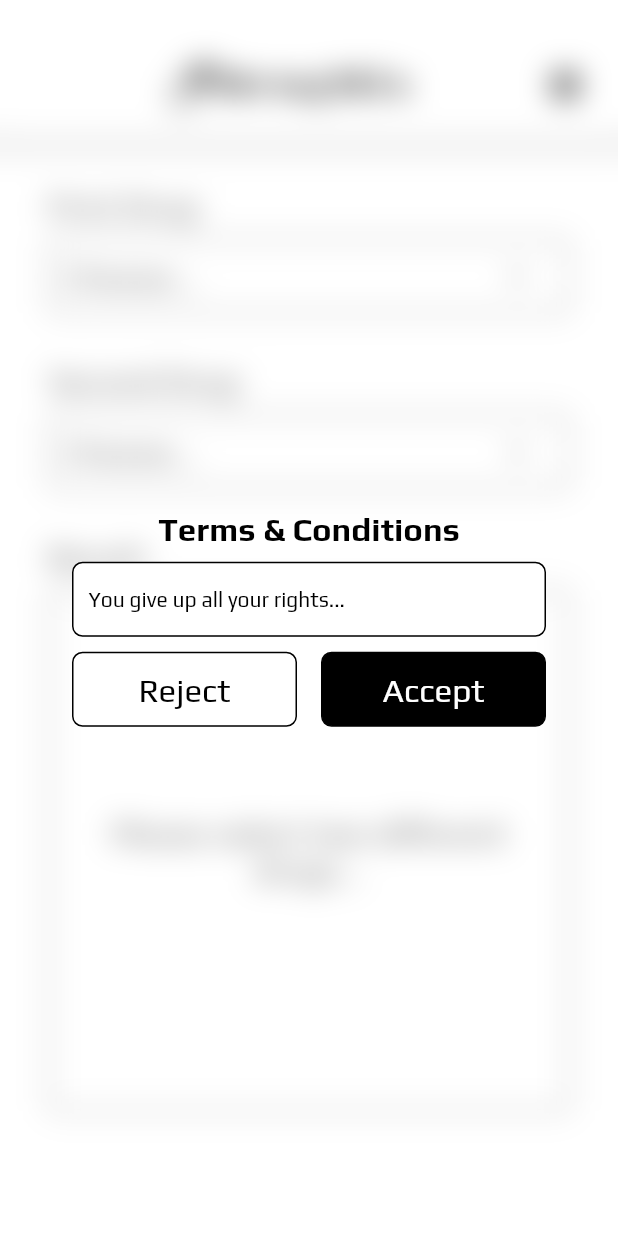
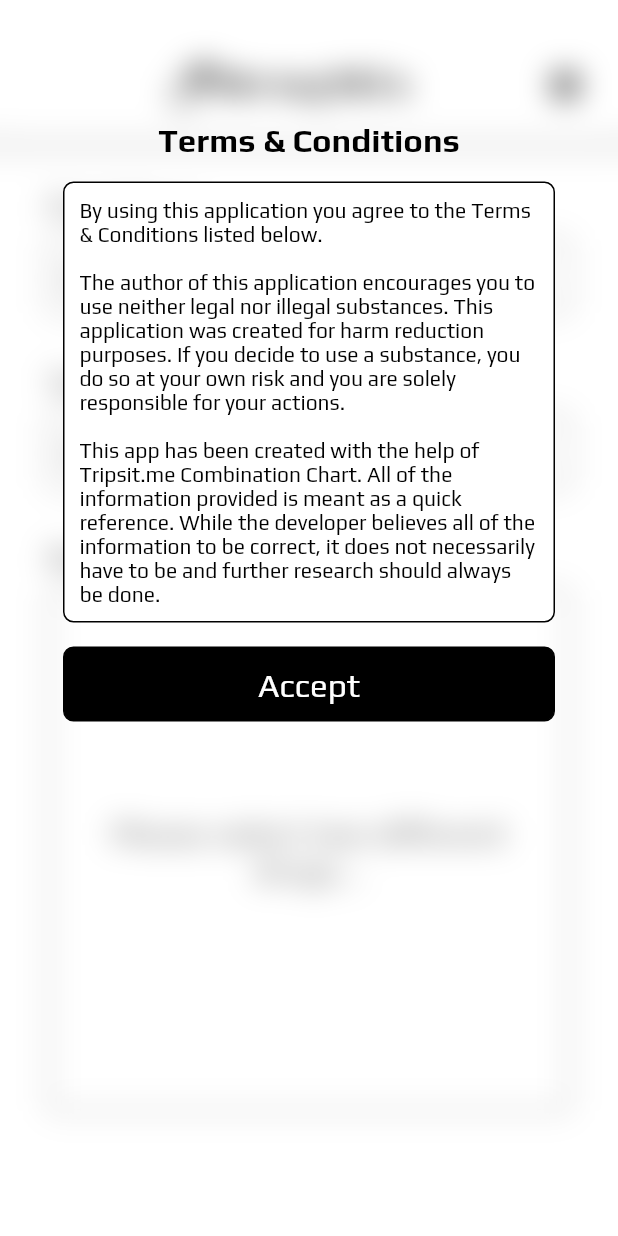
Before and after one commit to MikiVanousek/substance-mix, a Flutter app: the screen it shows after launch, on a phone screen of 412 x 824 dp. Run offline on Flutter 3.47's test engine with Material 2 defaults, Android fonts, the phone set to English and light mode, and no system bars; our stand-ins replace flutter_bloc, flutter_svg, shared_preferences.

Commit message:
Legal popup all up and running

```diff
--- a/lib/screens/dc_legal_popup.dart
+++ b/lib/screens/dc_legal_popup.dart
@@ -9,52 +9,72 @@ import 'package:flutter_bloc/flutter_bloc.dart';
 
 class DCLegalPopup extends StatelessWidget {
   @override
-  Widget build(BuildContext context) => GestureDetector(
-        onTap: () => BlocProvider.of<DCLegalBloc>(context).setAccepted(),
-        child: Padding(
-          padding: EdgeInsets.all(DCDimens.paddingSmall),
+  Widget build(BuildContext context) => Padding(
+        padding: EdgeInsets.only(left: DCDimens.paddingHorizontalSmall, right: DCDimens.paddingHorizontalSmall, top: 80),
+        child: SingleChildScrollView(
+          child: IntrinsicHeight(
             child: Column(
               crossAxisAlignment: CrossAxisAlignment.center,
               mainAxisSize: MainAxisSize.max,
+              mainAxisAlignment: MainAxisAlignment.start,
+              children: [
+                Text(
+                  'Terms & Conditions',
+                  style: DCTextStyles.display.copyWith(fontWeight: FontWeight.bold),
+                ),
+                SizedBox(
+                  height: DCDimens.paddingSmall,
+                ),
+                IntrinsicHeight(
+                  child: DCCard(
+                    height: double.infinity,
+                    child: Column(
+                      mainAxisSize: MainAxisSize.min,
                       mainAxisAlignment: MainAxisAlignment.center,
                       children: [
                         Text(
-                'Terms & Conditions',
-                style: DCTextStyles.display
-                    .copyWith(fontWeight: FontWeight.bold),
+                          'By using this application you agree to the Terms & Conditions listed below.',
+                          style: DCTextStyles.termsAndConditions,
+                        ),
+                        SizedBox(height: DCDimens.paddingSmall,),
+                        Text(
+                            'The author of this application encourages you to use neither legal nor illegal substances. This application was created for harm reduction purposes. If you decide to use a substance, you do so at your own risk and you are solely responsible for your actions.',
+                            style: DCTextStyles.termsAndConditions,
+                        ),
+                        SizedBox(height: DCDimens.paddingSmall,),
+                        Text(
+                            'This app has been created with the help of Tripsit.me Combination Chart. All of the information provided is meant as a quick reference. While the developer believes all of the information to be correct, it does not necessarily have to be and further research should always be done.',
+                          style: DCTextStyles.termsAndConditions,
+                        ),
+
+                      ],
+                    ),
+                  ),
                 ),
                 SizedBox(
-                height: DCDimens.paddingHorizontalSmall,
+                  height: DCDimens.paddingSmall,
                 ),
-              DCCard(
-                child: Text('You give up all your rights...', style: DCTextStyles.termsAndConditions,),
-              ),
-              SizedBox(
-                height: DCDimens.paddingHorizontalSmall,
-              ),
-              Row(
-                mainAxisSize: MainAxisSize.max,
-                children: [
-                  Expanded(
+                BlocListener<DCLegalBloc, DCLegalState>(
+                  listener: (context, state) {
+                    if (state == DCLegalState.accepted) {
+                      Navigator.pop(context);
+                      debugPrint('T&C were just agreed to');
+                    }
+                  },
                   child: DCCard(
+                      onTap: () {
+                        BlocProvider.of<DCLegalBloc>(context).setAccepted();
+                      },
+                      color: DCColors.accent,
                       alignment: Alignment.center,
                       child: Text(
-                            'Reject',
-                            style: DCTextStyles.display,
-                          ))),
-                  SizedBox(
-                    width: DCDimens.paddingSmall,
-                  ),
-                  Expanded(child: DCCard(
-                      color: DCColors.accent,
-                      alignment: Alignment.center,
-                      child: Text('Accept', style: DCTextStyles.displayInverted,)
-                    )
-                  ),
-                ],
+                        'Accept',
+                        style: DCTextStyles.displayInverted,
+                      )),
                 ),
               ],
             ),
           ),
+        ),
       );
 }
--- a/lib/widgets/dc_card.dart
+++ b/lib/widgets/dc_card.dart
@@ -22,7 +22,7 @@ class DCCard extends StatelessWidget{
           borderRadius: BorderRadius.circular(DCDimens.radius),
         ),
         height: height,
-        padding: EdgeInsets.symmetric(horizontal: DCDimens.paddingHorizontalSmall),
+        padding: EdgeInsets.symmetric(horizontal: DCDimens.paddingHorizontalSmall, vertical: DCDimens.paddingHorizontalSmall),
         alignment: alignment,
         child: child,
       ),
```
Lines whose indentation alone changed are shown as unchanged.
